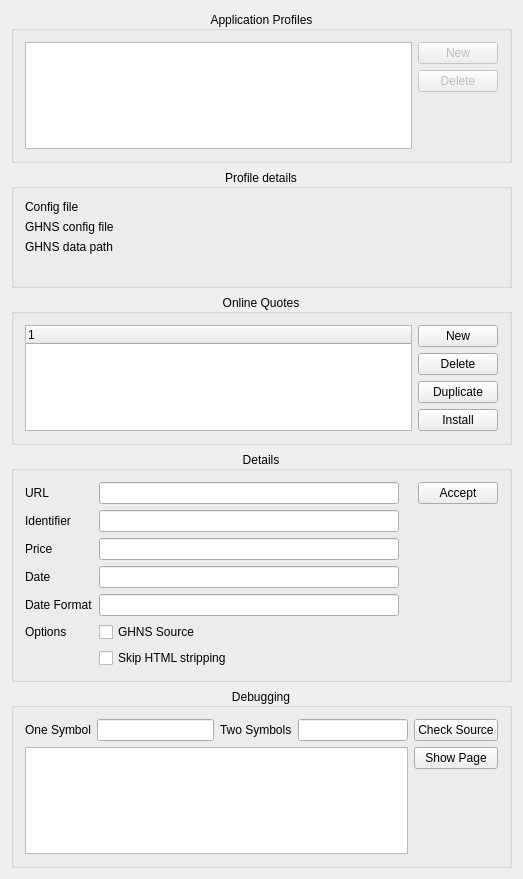
KDE/alkimia, file src/alkonlinequoteswidget.ui: the form before one commit.
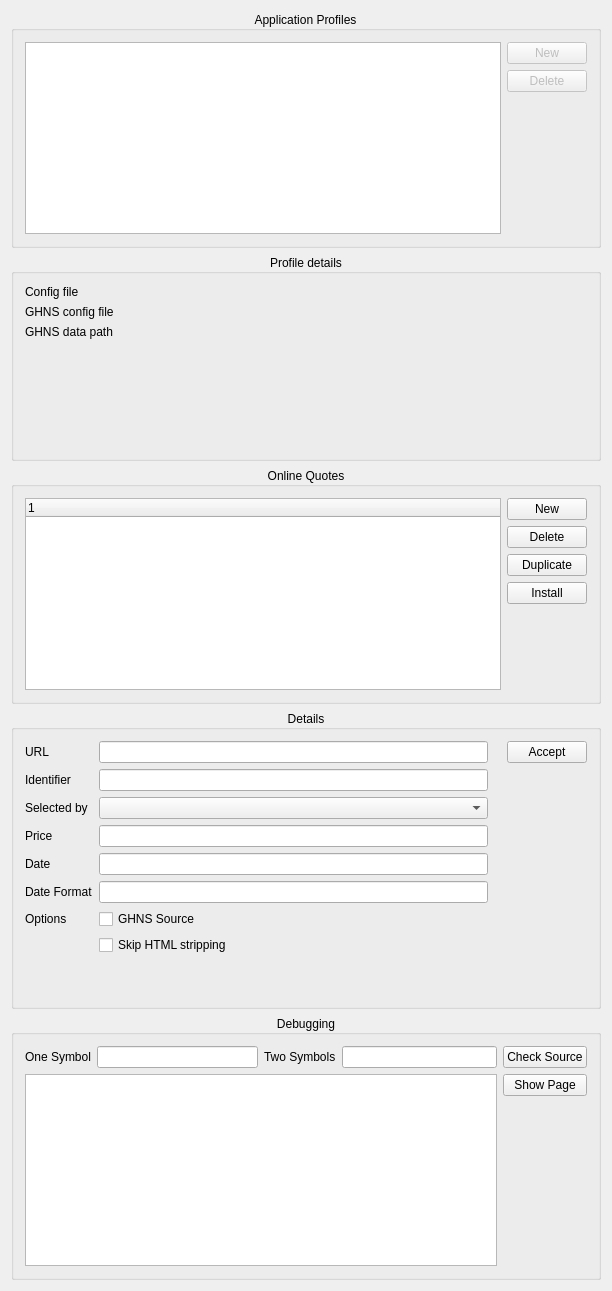
The form after the commit. Icons and pictures are not drawn. Custom widgets are drawn as their Qt base class.

Commit message:
Add input field for "Selected by" to AlkOnlineQuoteWidget
This input field is only visible when using the KMymoney5 profile, as it
is currently only meaningful for KMymoney5 and has no other functionality
within alkimia.

CCCBUG:416523

Patch:
```diff
--- a/src/alkonlinequoteswidget.ui
+++ b/src/alkonlinequoteswidget.ui
@@ -6,8 +6,8 @@
    <rect>
     <x>0</x>
     <y>0</y>
-    <width>523</width>
-    <height>879</height>
+    <width>612</width>
+    <height>1291</height>
    </rect>
   </property>
   <property name="minimumSize">
@@ -194,7 +194,13 @@
       <item>
        <layout class="QHBoxLayout" name="horizontalLayout">
         <item>
-         <widget class="QTreeWidget" name="m_quoteSourceList"/>
+         <widget class="QTreeWidget" name="m_quoteSourceList">
+          <column>
+           <property name="text">
+            <string notr="true">1</string>
+           </property>
+          </column>
+         </widget>
         </item>
         <item>
          <layout class="QVBoxLayout" name="verticalLayout">
@@ -275,48 +281,21 @@
        <layout class="QHBoxLayout" name="horizontalLayout_2">
         <item>
          <layout class="QGridLayout" name="gridLayout">
-          <item row="4" column="1">
-           <widget class="KLineEdit" name="m_editDateFormat">
-            <property name="toolTip">
-             <string>Regular Expression to extract the date from the downloaded data</string>
-            </property>
-           </widget>
-          </item>
-          <item row="4" column="0">
-           <widget class="QLabel" name="textLabel4_2">
+          <item row="7" column="0">
+           <widget class="QLabel" name="label_3">
             <property name="text">
-             <string>Date Format</string>
+             <string>Options</string>
             </property>
-            <property name="wordWrap">
-             <bool>false</bool>
-            </property>
            </widget>
           </item>
-          <item row="1" column="2">
-           <widget class="QLabel" name="m_symbolCheckLabel">
-            <property name="text">
-             <string/>
-            </property>
-           </widget>
-          </item>
-          <item row="1" column="1">
-           <widget class="KLineEdit" name="m_editIdentifier">
+          <item row="3" column="1">
+           <widget class="KLineEdit" name="m_editPrice">
             <property name="toolTip">
              <string>Regular Expression to extract the identifier from the downloaded data</string>
             </property>
            </widget>
           </item>
-          <item row="3" column="0">
-           <widget class="QLabel" name="textLabel4">
-            <property name="text">
-             <string>Date</string>
-            </property>
-            <property name="wordWrap">
-             <bool>false</bool>
-            </property>
-           </widget>
-          </item>
-          <item row="6" column="1">
+          <item row="8" column="1">
            <widget class="QCheckBox" name="m_skipStripping">
             <property name="whatsThis">
              <string>&lt;p&gt;For easier processing of the data returned by the online source, KMyMoney usually strips unused parts before it is parsed with the regular expressions. If matching of the fields relies on those items, then use this option to turn stripping off.&lt;/p&gt;
@@ -335,17 +314,13 @@
             </property>
            </widget>
           </item>
-          <item row="0" column="2">
-           <widget class="QLabel" name="m_urlCheckLabel">
+          <item row="3" column="0">
+           <widget class="QLabel" name="textLabel3">
             <property name="text">
-             <string/>
+             <string>Price</string>
             </property>
-           </widget>
-          </item>
-          <item row="2" column="2">
-           <widget class="QLabel" name="m_priceCheckLabel">
-            <property name="text">
-             <string/>
+            <property name="wordWrap">
+             <bool>false</bool>
             </property>
            </widget>
           </item>
@@ -359,21 +334,14 @@
             </property>
            </widget>
           </item>
-          <item row="2" column="1">
-           <widget class="KLineEdit" name="m_editPrice">
-            <property name="toolTip">
-             <string>Regular Expression to extract the price from the downloaded data</string>
-            </property>
-           </widget>
-          </item>
-          <item row="5" column="0">
-           <widget class="QLabel" name="label_3">
+          <item row="0" column="3">
+           <widget class="QLabel" name="m_urlCheckLabel">
             <property name="text">
-             <string>Options</string>
+             <string/>
             </property>
            </widget>
           </item>
-          <item row="5" column="1">
+          <item row="7" column="1">
            <widget class="QCheckBox" name="m_ghnsSource">
             <property name="whatsThis">
              <string/>
@@ -383,27 +351,17 @@
             </property>
            </widget>
           </item>
-          <item row="4" column="2">
-           <widget class="QLabel" name="m_dateFormatCheckLabel">
+          <item row="3" column="3">
+           <widget class="QLabel" name="m_priceCheckLabel">
             <property name="text">
              <string/>
             </property>
            </widget>
           </item>
-          <item row="3" column="2">
-           <widget class="QLabel" name="m_dateCheckLabel">
-            <property name="text">
-             <string/>
-            </property>
-           </widget>
-          </item>
-          <item row="2" column="0">
-           <widget class="QLabel" name="textLabel3">
-            <property name="text">
-             <string>Price</string>
-            </property>
-            <property name="wordWrap">
-             <bool>false</bool>
+          <item row="2" column="1">
+           <widget class="KComboBox" name="m_editIdSelector">
+            <property name="toolTip">
+             <string>How to select the identifier</string>
             </property>
            </widget>
           </item>
@@ -417,10 +375,41 @@
             </property>
            </widget>
           </item>
-          <item row="3" column="1">
-           <widget class="KLineEdit" name="m_editDate">
+          <item row="1" column="3">
+           <widget class="QLabel" name="m_symbolCheckLabel">
+            <property name="text">
+             <string/>
+            </property>
+           </widget>
+          </item>
+          <item row="4" column="0">
+           <widget class="QLabel" name="textLabel4">
+            <property name="text">
+             <string>Date</string>
+            </property>
+            <property name="wordWrap">
+             <bool>false</bool>
+            </property>
+           </widget>
+          </item>
+          <item row="1" column="1">
+           <widget class="KLineEdit" name="m_editIdentifier">
             <property name="toolTip">
-             <string>Regular Expression to extract the date from the downloaded data</string>
+             <string>Regular Expression to extract the identifier from the downloaded data</string>
+            </property>
+           </widget>
+          </item>
+          <item row="4" column="3">
+           <widget class="QLabel" name="m_dateCheckLabel">
+            <property name="text">
+             <string/>
+            </property>
+           </widget>
+          </item>
+          <item row="5" column="3">
+           <widget class="QLabel" name="m_dateFormatCheckLabel">
+            <property name="text">
+             <string/>
             </property>
            </widget>
           </item>
@@ -434,6 +423,37 @@
             </property>
            </widget>
           </item>
+          <item row="2" column="0">
+           <widget class="QLabel" name="m_editIdSelectorLabel">
+            <property name="text">
+             <string>Selected by</string>
+            </property>
+           </widget>
+          </item>
+          <item row="5" column="0">
+           <widget class="QLabel" name="textLabel4_2">
+            <property name="text">
+             <string>Date Format</string>
+            </property>
+            <property name="wordWrap">
+             <bool>false</bool>
+            </property>
+           </widget>
+          </item>
+          <item row="5" column="1">
+           <widget class="KLineEdit" name="m_editDateFormat">
+            <property name="toolTip">
+             <string>Regular Expression to extract the date from the downloaded data</string>
+            </property>
+           </widget>
+          </item>
+          <item row="4" column="1">
+           <widget class="KLineEdit" name="m_editDate">
+            <property name="toolTip">
+             <string>Regular Expression to extract the date from the downloaded data</string>
+            </property>
+           </widget>
+          </item>
          </layout>
         </item>
         <item>
@@ -571,15 +591,20 @@
  <layoutdefault spacing="6" margin="11"/>
  <customwidgets>
   <customwidget>
-   <class>KTextEdit</class>
-   <extends>QTextEdit</extends>
-   <header>ktextedit.h</header>
+   <class>KComboBox</class>
+   <extends>QComboBox</extends>
+   <header>kcombobox.h</header>
   </customwidget>
   <customwidget>
    <class>KLineEdit</class>
    <extends>QLineEdit</extends>
    <header>klineedit.h</header>
   </customwidget>
+  <customwidget>
+   <class>KTextEdit</class>
+   <extends>QTextEdit</extends>
+   <header>ktextedit.h</header>
+  </customwidget>
   <customwidget>
    <class>AlkPushButton</class>
    <extends>QPushButton</extends>
```
Left out of the diff: 94 changed lines with no effect on the pictures. The commit also changes 1 other file.
